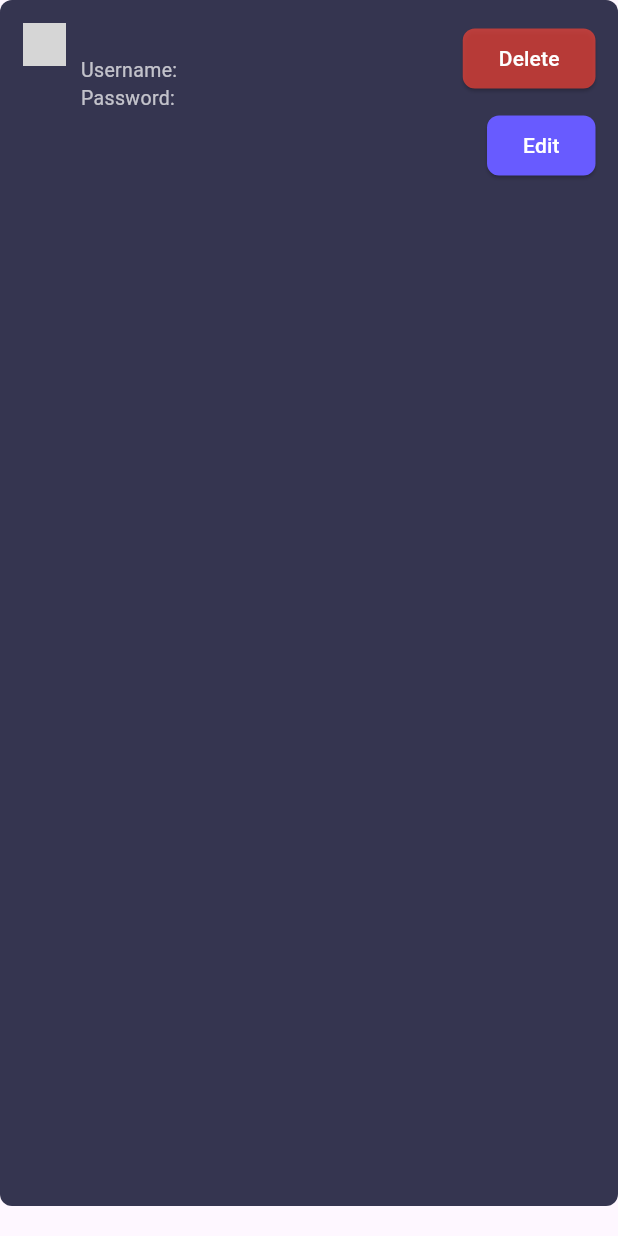
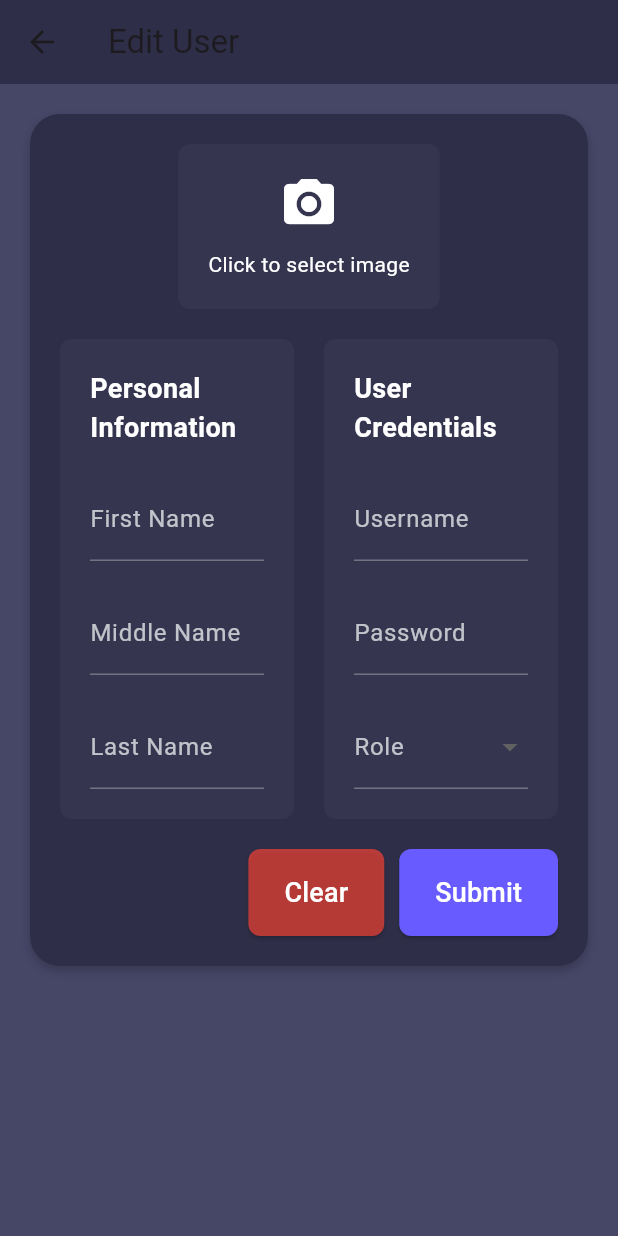
Before and after one commit to CarlosNatanauan/pharmacy_pos, a Flutter app: the UserCard widget shown alone on an empty page, opened directly with empty values, after a tap on "Edit", on a phone screen of 412 x 824 dp. Run offline on Flutter 3.47's test engine with Material 3 defaults, Android fonts, the phone set to English and light mode, and no system bars; our stand-ins replace image_picker, sidebarx; missing offline and left inert: bitsdojo_window; grey boxes are pictures that could not be loaded.

Commit message:
edit user

```diff
--- /dev/null
+++ b/lib/management_screen/sub_screens/user_sub_buttons/Cards/edit_user.dart
@@ -0,0 +1,345 @@
+import 'dart:io';
+
+import 'package:flutter/material.dart';
+import 'package:image_picker/image_picker.dart';
+import '../model/user.dart';
+import '../model/user_provider.dart';
+
+class EditUserScreen extends StatefulWidget {
+  final User user;
+
+  EditUserScreen({required this.user});
+
+  @override
+  State<EditUserScreen> createState() => _EditUserScreenState();
+}
+
+class _EditUserScreenState extends State<EditUserScreen> {
+  final _formKey = GlobalKey<FormState>();
+  final ImagePicker _picker = ImagePicker();
+  XFile? _image;
+  TextEditingController _firstNameController = TextEditingController();
+  TextEditingController _middleNameController = TextEditingController();
+  TextEditingController _lastNameController = TextEditingController();
+  TextEditingController _usernameController = TextEditingController();
+  TextEditingController _passwordController = TextEditingController();
+  String? _selectedRole;
+
+  @override
+  void initState() {
+    super.initState();
+    _firstNameController.text = widget.user.firstName;
+    _middleNameController.text = widget.user.middleName;
+    _lastNameController.text = widget.user.lastName;
+    _usernameController.text = widget.user.username;
+    _passwordController.text = widget.user.password;
+    _selectedRole = widget.user.role;
+    // Set the image to the user's image path
+    _image = widget.user.imageUrl != null && widget.user.imageUrl.isNotEmpty
+        ? XFile(widget.user.imageUrl)
+        : null;
+  }
+
+  @override
+  Widget build(BuildContext context) {
+    return Scaffold(
+      backgroundColor: scaffoldBackgroundColor,
+      appBar: AppBar(
+        backgroundColor: canvasColor,
+        title: Text('Edit User'),
+      ),
+      body: SingleChildScrollView(
+        child: Padding(
+          padding: const EdgeInsets.all(20.0),
+          child: Container(
+            decoration: BoxDecoration(
+              borderRadius: BorderRadius.circular(20.0),
+              color: canvasColor,
+              boxShadow: [
+                BoxShadow(
+                  color: Colors.black.withOpacity(0.2),
+                  blurRadius: 5,
+                  offset: Offset(0, 3),
+                ),
+              ],
+            ),
+            child: Padding(
+              padding: const EdgeInsets.all(20.0),
+              child: Form(
+                key: _formKey,
+                child: Column(
+                  children: <Widget>[
+                    // Add a container for image uploader
+                    Container(
+                      decoration: BoxDecoration(
+                        borderRadius: BorderRadius.circular(8),
+                        color: containerColor,
+                      ),
+                      padding: EdgeInsets.all(20),
+                      child: InkWell(
+                        onTap: _pickImage,
+                        child: Column(
+                          mainAxisAlignment: MainAxisAlignment.center,
+                          crossAxisAlignment: CrossAxisAlignment.center,
+                          children: <Widget>[
+                            _image == null
+                                ? Icon(Icons.camera_alt, size: 40, color: Colors.white)
+                                : Image.file(
+                              File(_image!.path),
+                              height: 90,
+                              width: 90,
+                              fit: BoxFit.cover,
+                            ),
+                            SizedBox(height: 10),
+                            Text(
+                              _image == null ? 'Click to select image' : 'Click to change image',
+                              style: TextStyle(color: Colors.white),
+                            ),
+                          ],
+                        ),
+                      ),
+                    ),
+
+                    SizedBox(height: 20),
+                    Row(
+                      children: <Widget>[
+                        Expanded(
+                          child: Container(
+                            padding: EdgeInsets.all(20),
+                            decoration: BoxDecoration(
+                              borderRadius: BorderRadius.circular(8),
+                              color: containerColor,
+                            ),
+                            child: Column(
+                              crossAxisAlignment: CrossAxisAlignment.start,
+                              children: <Widget>[
+                                Center(
+                                  child: Text('Personal Information', style: TextStyle(color: white, fontSize: 18, fontWeight: FontWeight.bold)),
+                                ),
+                                SizedBox(height: 20),
+                                TextFormField(
+                                  controller: _firstNameController,
+                                  decoration: InputDecoration(
+                                    labelText: 'First Name',
+                                    labelStyle: TextStyle(color: Colors.white70),
+                                    enabledBorder: UnderlineInputBorder(
+                                      borderSide: BorderSide(color: white.withOpacity(0.3)),
+                                    ),
+                                    focusedBorder: UnderlineInputBorder(
+                                      borderSide: BorderSide(color: white),
+                                    ),
+                                  ),
+                                  style: TextStyle(color: white),
+                                  validator: (value) {
+                                    if (value == null || value.isEmpty) {
+                                      return 'Please enter a first name';
+                                    }
+                                    return null;
+                                  },
+                                ),
+                                SizedBox(height: 20),
+                                TextFormField(
+                                  controller: _middleNameController,
+                                  decoration: InputDecoration(
+                                    labelText: 'Middle Name',
+                                    labelStyle: TextStyle(color: Colors.white70),
+                                    enabledBorder: UnderlineInputBorder(
+                                      borderSide: BorderSide(color: white.withOpacity(0.3)),
+                                    ),
+                                    focusedBorder: UnderlineInputBorder(
+                                      borderSide: BorderSide(color: white),
+                                    ),
+                                  ),
+                                  style: TextStyle(color: white),
+                                ),
+                                SizedBox(height: 20),
+                                TextFormField(
+                                  controller: _lastNameController,
+                                  decoration: InputDecoration(
+                                    labelText: 'Last Name',
+                                    labelStyle: TextStyle(color: Colors.white70),
+                                    enabledBorder: UnderlineInputBorder(
+                                      borderSide: BorderSide(color: white.withOpacity(0.3)),
+                                    ),
+                                    focusedBorder: UnderlineInputBorder(
+                                      borderSide: BorderSide(color: white),
+                                    ),
+                                  ),
+                                  style: TextStyle(color: white),
+                                  validator: (value) {
+                                    if (value == null || value.isEmpty) {
+                                      return 'Please enter a last name';
+                                    }
+                                    return null;
+                                  },
+                                ),
+                              ],
+                            ),
+                          ),
+                        ),
+                        SizedBox(width: 20),
+                        Expanded(
+                          child: Container(
+                            padding: EdgeInsets.all(20),
+                            decoration: BoxDecoration(
+                              borderRadius: BorderRadius.circular(8),
+                              color: containerColor,
+                            ),
+                            child: Column(
+                              crossAxisAlignment: CrossAxisAlignment.start,
+                              children: <Widget>[
+                                Center(
+                                  child: Text('User Credentials', style: TextStyle(color: white, fontSize: 18, fontWeight: FontWeight.bold)),
+                                ),
+                                SizedBox(height: 20),
+                                TextFormField(
+                                  controller: _usernameController,
+                                  decoration: InputDecoration(
+                                    labelText: 'Username',
+                                    labelStyle: TextStyle(color: Colors.white70),
+                                    enabledBorder: UnderlineInputBorder(
+                                      borderSide: BorderSide(color: white.withOpacity(0.3)),
+                                    ),
+                                    focusedBorder: UnderlineInputBorder(
+                                      borderSide: BorderSide(color: white),
+                                    ),
+                                  ),
+                                  style: TextStyle(color: white),
+                                  validator: (value) {
+                                    if (value == null || value.isEmpty) {
+                                      return 'Please enter a username';
+                                    }
+                                    return null;
+                                  },
+                                ),
+                                SizedBox(height: 20),
+                                TextFormField(
+                                  controller: _passwordController,
+                                  decoration: InputDecoration(
+                                    labelText: 'Password',
+                                    labelStyle: TextStyle(color: Colors.white70),
+                                    enabledBorder: UnderlineInputBorder(
+                                      borderSide: BorderSide(color: white.withOpacity(0.3)),
+                                    ),
+                                    focusedBorder: UnderlineInputBorder(
+                                      borderSide: BorderSide(color: white),
+                                    ),
+                                  ),
+                                  //obscureText: true,
+                                  style: TextStyle(color: white),
+                                  validator: (value) {
+                                    if (value == null || value.isEmpty) {
+                                      return 'Please enter a password';
+                                    }
+                                    return null;
+                                  },
+                                ),
+                                SizedBox(height: 20),
+                                DropdownButtonFormField<String>(
+                                  decoration: InputDecoration(
+                                    labelText: 'Role',
+                                    labelStyle: TextStyle(color: Colors.white70),
+                                    enabledBorder: UnderlineInputBorder(
+                                      borderSide: BorderSide(color: white.withOpacity(0.3)),
+                                    ),
+                                  ),
+                                  dropdownColor: accentCanvasColor,
+                                  style: TextStyle(color: white),
+                                  items: <String>['Cashier', 'Store Manager'].map((String value) {
+                                    return DropdownMenuItem<String>(
+                                      value: value,
+                                      child: Text(value),
+                                    );
+                                  }).toList(),
+                                  validator: (value) {
+                                    if (value == null || value.isEmpty) {
+                                      return 'Please select a role';
+                                    }
+                                    return null;
+                                  },
+                                  onChanged: (String? value) {
+                                    setState(() {
+                                      _selectedRole = value; // Store the selected role
+                                    });
+                                  },
+                                  value: _selectedRole,
+                                ),
+
+                              ],
+                            ),
+                          ),
+                        ),
+                      ],
+                    ),
+                    SizedBox(height: 20),
+                    Row(
+                      mainAxisAlignment: MainAxisAlignment.end,
+                      children: [
+                        ElevatedButton(
+                          onPressed: () {
+                            // Clear form fields here
+                            _formKey.currentState?.reset();
+                            // Also, clear the selected image
+                            setState(() {
+                              _image = null;
+                            });
+                          },
+                          child: Text(
+                            'Clear',
+                            style: TextStyle(fontSize: 18),
+                          ),
+                          style: ElevatedButton.styleFrom(
+                            padding: EdgeInsets.symmetric(vertical: 16, horizontal: 24),
+                            foregroundColor: white,
+                            backgroundColor: Colors.red.withOpacity(0.7), // Choose a color for clear button
+                            shape: RoundedRectangleBorder(
+                              borderRadius: BorderRadius.circular(8),
+                            ),
+                          ),
+                        ),
+                        SizedBox(width: 10), // Add space between buttons
+                        ElevatedButton(
+                          onPressed: () {
+                            // Implement update logic here
+                          },
+                          child: Text(
+                            'Submit',
+                            style: TextStyle(fontSize: 18),
+                          ),
+                          style: ElevatedButton.styleFrom(
+                            padding: EdgeInsets.symmetric(vertical: 16, horizontal: 24),
+                            foregroundColor: white,
+                            backgroundColor: primaryColor,
+                            shape: RoundedRectangleBorder(
+                              borderRadius: BorderRadius.circular(8),
+                            ),
+                          ),
+                        ),
+                      ],
+                    ),
+                  ],
+                ),
+              ),
+            ),
+          ),
+        ),
+      ),
+    );
+  }
+
+  void _pickImage() async {
+    final XFile? image = await _picker.pickImage(source: ImageSource.gallery);
+    setState(() {
+      _image = image;
+    });
+  }
+}
+
+const primaryColor = Color(0xFF685BFF);
+const canvasColor = Color(0xFF2E2E48);
+const scaffoldBackgroundColor = Color(0xFF464667);
+const accentCanvasColor = Color(0xFF3E3E61);
+const containerColor = Color(0xFF353550);
+const white = Colors.white;
+final actionColor = const Color(0xFF5F5FA7).withOpacity(0.6);
+final divider = Divider(color: white.withOpacity(0.3), height: 1);
--- a/lib/management_screen/sub_screens/user_sub_buttons/Cards/user_card.dart
+++ b/lib/management_screen/sub_screens/user_sub_buttons/Cards/user_card.dart
@@ -1,29 +1,20 @@
 import 'dart:io';
-
 import 'package:flutter/material.dart';
+import 'package:provider/provider.dart';
+import '../model/user.dart';
+import '../model/user_provider.dart';
+import 'edit_user.dart';
 
 class UserCard extends StatelessWidget {
-  final String firstName;
-  final String middleName;
-  final String lastName;
-  final String username;
-  final String password;
-  final String imageUrl;
+  final User user;
 
   const UserCard({
     Key? key,
-    required this.firstName,
-    required this.middleName,
-    required this.lastName,
-    required this.username,
-    required this.password,
-    required this.imageUrl,
+    required this.user,
   }) : super(key: key);
 
   @override
   Widget build(BuildContext context) {
-    final screenWidth = MediaQuery.of(context).size.width;
-
     return Container(
       decoration: BoxDecoration(
         borderRadius: BorderRadius.circular(8),
@@ -37,12 +28,7 @@ class UserCard extends StatelessWidget {
           // Image
           Padding(
             padding: const EdgeInsets.only(right: 10),
-            child: Image.file(
-              File(imageUrl), // Use Image.file instead of Image.asset
-              width: screenWidth * 0.07, // Adjust based on screen size
-              height: screenWidth * 0.07, // Adjust based on screen size
-              fit: BoxFit.cover,
-            ),
+            child: _buildUserImage(context),
           ),
           // User Info
           Expanded(
@@ -51,17 +37,17 @@ class UserCard extends StatelessWidget {
               children: [
                 // Name
                 Text(
-                  '$firstName $middleName $lastName',
+                  '${user.firstName} ${user.middleName} ${user.lastName}',
                   style: TextStyle(
                     color: white,
                     fontSize: 14,
                     fontWeight: FontWeight.bold,
                   ),
                 ),
-                SizedBox(height: screenWidth * 0.005), // Adjust based on screen size
+                SizedBox(height: MediaQuery.of(context).size.width * 0.005), // Adjust based on screen size
                 // Credentials
                 Text(
-                  'Username: $username\nPassword: $password',
+                  'Username: ${user.username}\nPassword: ${user.password}',
                   style: TextStyle(
                     color: white.withOpacity(0.7),
                     fontSize: 13,
@@ -77,7 +63,7 @@ class UserCard extends StatelessWidget {
             children: [
               ElevatedButton(
                 onPressed: () {
-                  // Add delete functionality here
+                  _confirmDelete(context, user);
                 },
                 child: Text(
                   'Delete',
@@ -85,7 +71,7 @@ class UserCard extends StatelessWidget {
                 ),
                 style: ElevatedButton.styleFrom(
                   foregroundColor: white,
-                  backgroundColor: Colors.red.withOpacity(0.7), // Use a different color for delete button
+                  backgroundColor: Colors.red.withOpacity(0.7),
                   shape: RoundedRectangleBorder(
                     borderRadius: BorderRadius.circular(8),
                   ),
@@ -94,7 +80,12 @@ class UserCard extends StatelessWidget {
               SizedBox(height: 10),
               ElevatedButton(
                 onPressed: () {
-                  // Add edit functionality here
+                  Navigator.push(
+                    context,
+                    MaterialPageRoute(
+                      builder: (context) => EditUserScreen(user: user),
+                    ),
+                  );
                 },
                 child: Text(
                   'Edit',
@@ -108,10 +99,67 @@ class UserCard extends StatelessWidget {
                   ),
                 ),
               ),
+
             ],
           ),
         ],
       ),
+    );
+  }
+
+  // Function to build user image widget
+  Widget _buildUserImage(BuildContext context) {
+    final screenWidth = MediaQuery.of(context).size.width;
+    if (user.imageUrl.isNotEmpty) {
+      // Check if the imageUrl is not empty
+      if (File(user.imageUrl).existsSync()) {
+        // Check if the file exists
+        return Image.file(
+          File(user.imageUrl),
+          width: screenWidth * 0.07,
+          height: screenWidth * 0.07,
+          fit: BoxFit.cover,
+        );
+      }
+    }
+    // Display placeholder image when imageUrl is empty or file doesn't exist
+    return Image.asset(
+      'assets/images/no_image.jpg',
+      width: screenWidth * 0.07,
+      height: screenWidth * 0.07,
+      fit: BoxFit.cover,
+    );
+  }
+
+  // Function to show delete confirmation dialog
+  void _confirmDelete(BuildContext context, User user) {
+    showDialog(
+      context: context,
+      builder: (BuildContext context) {
+        return AlertDialog(
+          title: Text("Confirm Delete", style: TextStyle(color: white, fontSize: 20)),
+          content: Text("Are you sure you want to delete this user?", style: TextStyle(color: white)),
+          backgroundColor: scaffoldBackgroundColor,
+          actions: [
+            TextButton(
+              onPressed: () {
+                // Close the dialog
+                Navigator.of(context).pop();
+              },
+              child: Text("Cancel", style: TextStyle(color: white)),
+            ),
+            TextButton(
+              onPressed: () {
+                // Close the dialog
+                Navigator.of(context).pop();
+                // Delete the user
+                Provider.of<UserProvider>(context, listen: false).deleteUser(user);
+              },
+              child: Text("Delete", style: TextStyle(color: Colors.red.withOpacity(0.7))),
+            ),
+          ],
+        );
+      },
     );
   }
 }
--- a/lib/management_screen/sub_screens/user_sub_buttons/model/user.dart
+++ b/lib/management_screen/sub_screens/user_sub_buttons/model/user.dart
@@ -1,11 +1,11 @@
 class User {
-  final String firstName;
-  final String middleName;
-  final String lastName;
-  final String username;
-  final String password;
-  final String imageUrl;
-  final String role; // Define the role property
+   String firstName;
+   String middleName;
+   String lastName;
+   String username;
+   String password;
+   String imageUrl;
+   String role;
 
   User({
     required this.firstName,
@@ -14,6 +14,6 @@ class User {
     required this.username,
     required this.password,
     required this.imageUrl,
-    required this.role, // Add role to the constructor parameters
+    required this.role,
   });
 }
--- a/lib/management_screen/sub_screens/user_sub_buttons/model/user_provider.dart
+++ b/lib/management_screen/sub_screens/user_sub_buttons/model/user_provider.dart
@@ -23,4 +23,10 @@ class UserProvider extends ChangeNotifier {
   List<User> getStoreManagers() {
     return _users.where((user) => user.role == 'Store Manager').toList();
   }
+
+  // Method to delete a user
+  void deleteUser(User user) {
+    _users.remove(user); // Remove the user from the list
+    notifyListeners(); // Notify listeners that the data has changed
+  }
 }
--- a/lib/management_screen/sub_screens/user_sub_buttons/user_management.dart
+++ b/lib/management_screen/sub_screens/user_sub_buttons/user_management.dart
@@ -59,12 +59,7 @@ class UserManagement extends StatelessWidget {
                                   return Padding(
                                     padding: const EdgeInsets.only(bottom: 10),
                                     child: UserCard(
-                                      firstName: user.firstName,
-                                      middleName: user.middleName,
-                                      lastName: user.lastName,
-                                      username: user.username,
-                                      password: user.password,
-                                      imageUrl: _formatImageUrl(user.imageUrl),
+                                      user: user, // Pass the user object to UserCard
                                     ),
                                   );
                                 }).toList(),
@@ -116,13 +111,7 @@ class UserManagement extends StatelessWidget {
                                   return Padding(
                                     padding: const EdgeInsets.only(bottom: 10),
                                     child: UserCard(
-                                      firstName: user.firstName,
-                                      middleName: user.middleName,
-                                      lastName: user.lastName,
-                                      username: user.username,
-                                      password: user.password,
-                                      imageUrl: _formatImageUrl(user.imageUrl),
-
+                                      user: user, // Pass the user object to UserCard
                                     ),
                                   );
                                 }).toList(),
@@ -142,22 +131,18 @@ class UserManagement extends StatelessWidget {
     );
   }
 
-  // Function to format the image URL
-// Function to format the image URL
-// Function to format the image URL
-  String _formatImageUrl(String imageUrl) {
-    // Check if the imageUrl starts with 'http' or 'https' to determine if it's a remote URL
-    if (imageUrl.startsWith('http') || imageUrl.startsWith('https')) {
-      // Return the original imageUrl for remote URLs
-      return imageUrl;
-    } else {
-      // Assume it's a local file path and return it directly
-      return imageUrl;
-    }
-  }
+
+
+
+
+
 
 
 }
+
+
+
+
 
 const primaryColor = Color(0xFF685BFF);
 const canvasColor = Color(0xFF2E2E48);
```
Also changed, not shown: assets/images/no_image.jpg (added).
